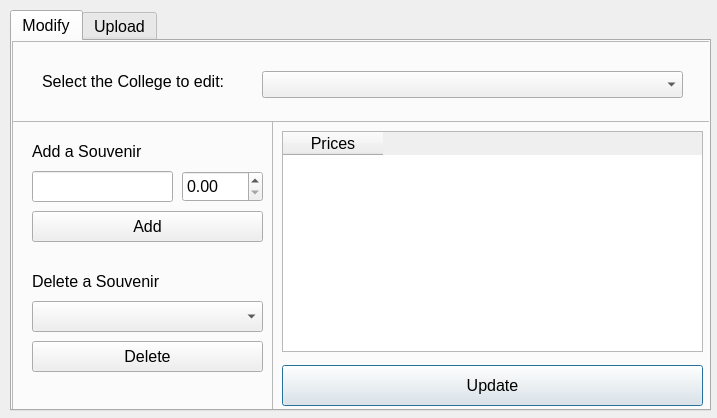
Qt form Colleges/admin.ui (SubtractIt/CS1D-Project-2) before a commit.
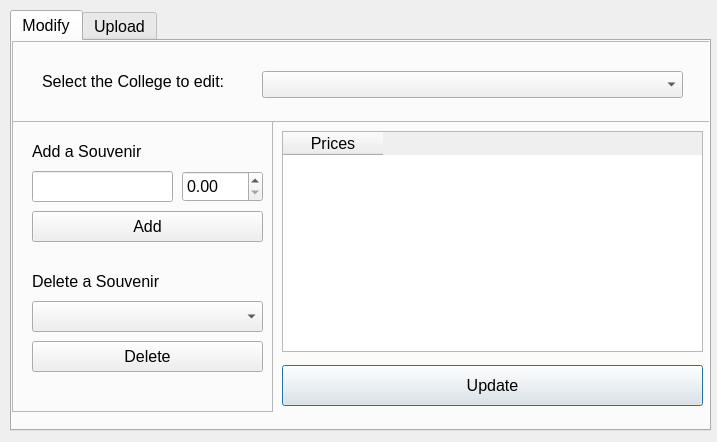
The same form after that commit. Icons and pictures are not drawn.

```diff
--- a/Colleges/admin.ui
+++ b/Colleges/admin.ui
@@ -7,7 +7,7 @@
     <x>0</x>
     <y>0</y>
     <width>717</width>
-    <height>418</height>
+    <height>442</height>
    </rect>
   </property>
   <property name="windowTitle">
@@ -19,7 +19,7 @@
      <x>10</x>
      <y>10</y>
      <width>701</width>
-     <height>401</height>
+     <height>421</height>
     </rect>
    </property>
    <property name="font">
```
